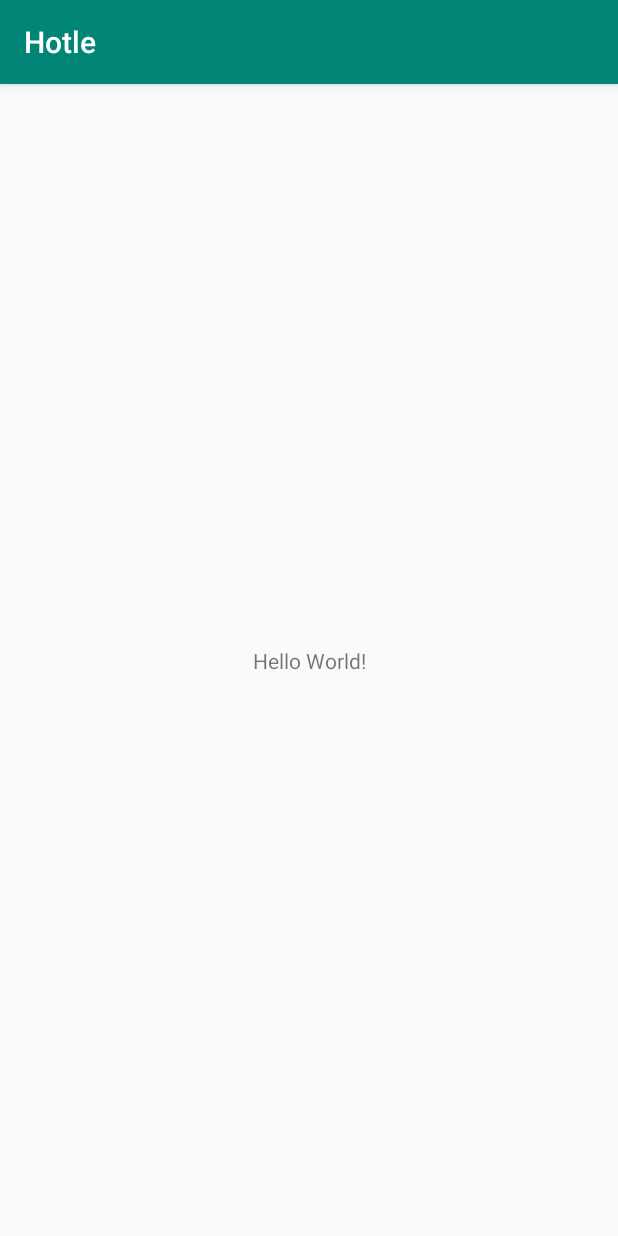
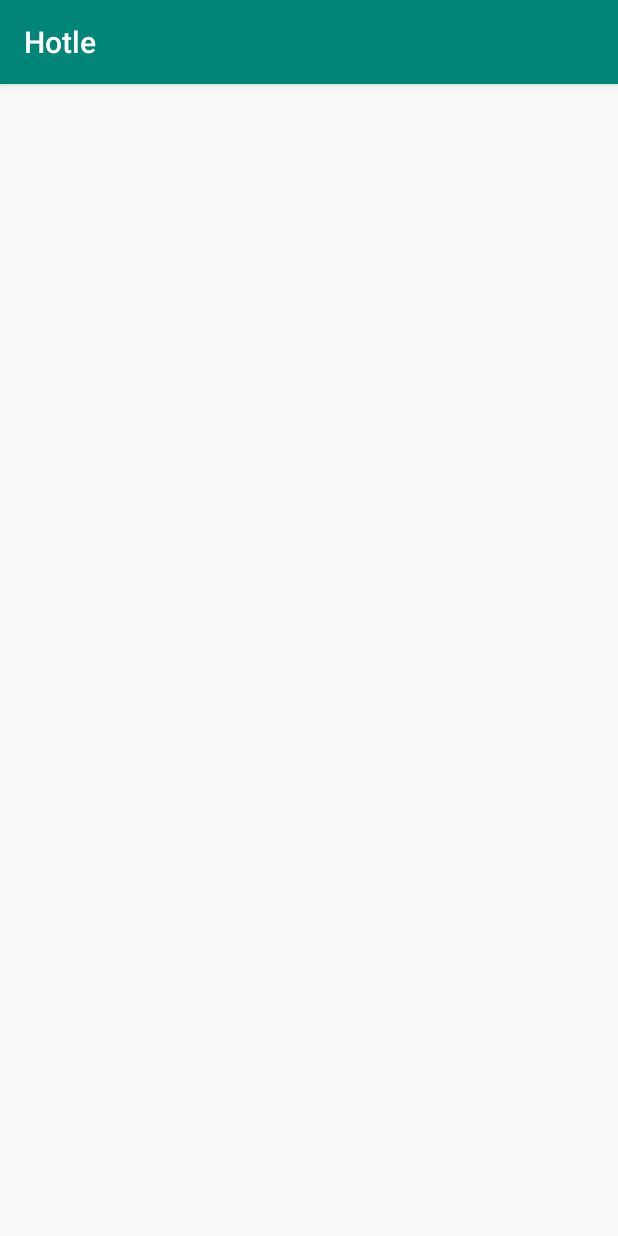
Before and after one commit to cthoughtz/Hotels, an Android app: the screen it shows after launch (MainActivity before the commit, HomeScreen after it), on a phone screen of 412 x 824 dp. Run offline under Robolectric (Android 15) with nearby library versions, the phone set to English and light mode, and no system bars.

Commit message:
create branch

```diff
--- a/app/src/main/AndroidManifest.xml
+++ b/app/src/main/AndroidManifest.xml
@@ -9,7 +9,7 @@
         android:roundIcon="@mipmap/ic_launcher_round"
         android:supportsRtl="true"
         android:theme="@style/AppTheme">
-        <activity android:name="com.example.hotel.MainActivity">
+        <activity android:name="com.example.hotel.view.HomeScreen">
             <intent-filter>
                 <action android:name="android.intent.action.MAIN" />
 
--- a/app/src/main/java/com/example/hotel/MainActivity.kt
+++ b/app/src/main/java/com/example/hotel/view/HomeScreen.kt
@@ -1,12 +1,13 @@
-package com.example.hotel
+package com.example.hotel.view
 
 import androidx.appcompat.app.AppCompatActivity
 import android.os.Bundle
+import com.example.hotel.R
 
-class MainActivity : AppCompatActivity() {
+class HomeScreen : AppCompatActivity() {
 
     override fun onCreate(savedInstanceState: Bundle?) {
         super.onCreate(savedInstanceState)
-        setContentView(R.layout.activity_main)
+        setContentView(R.layout.homescreen_main)
     }
 }
--- a/app/src/main/res/layout/activity_main.xml
+++ b/app/src/main/res/layout/homescreen_main.xml
@@ -4,15 +4,8 @@
     xmlns:tools="http://schemas.android.com/tools"
     android:layout_width="match_parent"
     android:layout_height="match_parent"
-    tools:context=".MainActivity">
+    tools:context=".view.HomeScreen">
 
-    <TextView
-        android:layout_width="wrap_content"
-        android:layout_height="wrap_content"
-        android:text="Hello World!"
-        app:layout_constraintBottom_toBottomOf="parent"
-        app:layout_constraintLeft_toLeftOf="parent"
-        app:layout_constraintRight_toRightOf="parent"
-        app:layout_constraintTop_toTopOf="parent" />
+
 
 </androidx.constraintlayout.widget.ConstraintLayout>
```
Also changed, not shown: app/src/main/res/drawable/hotels_com_icon_image.png (added).
